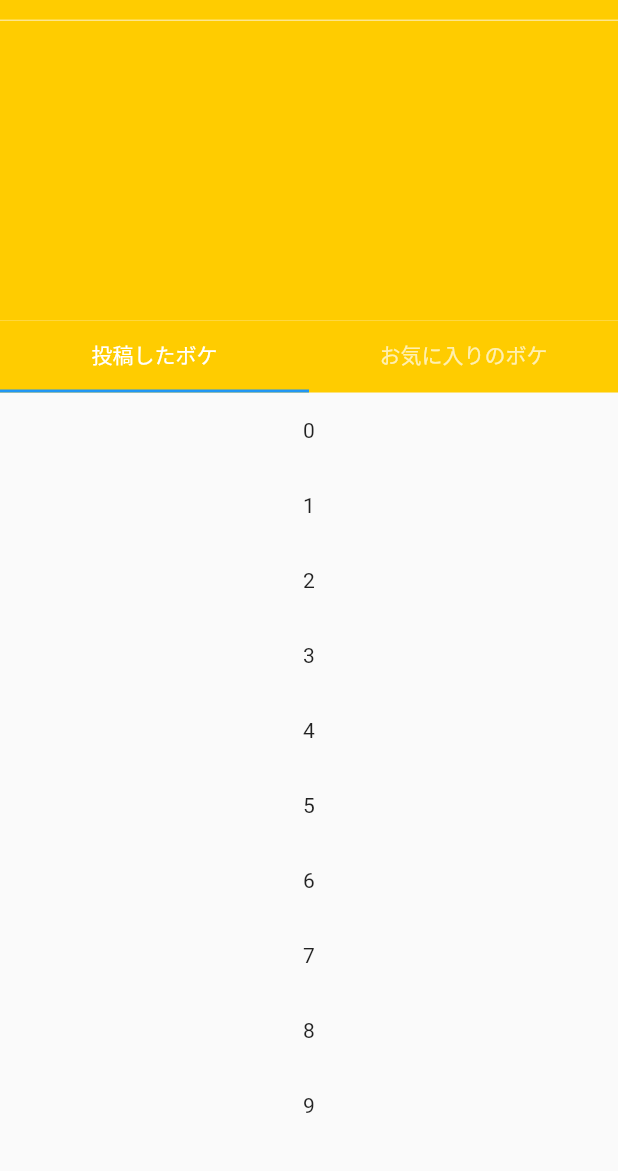
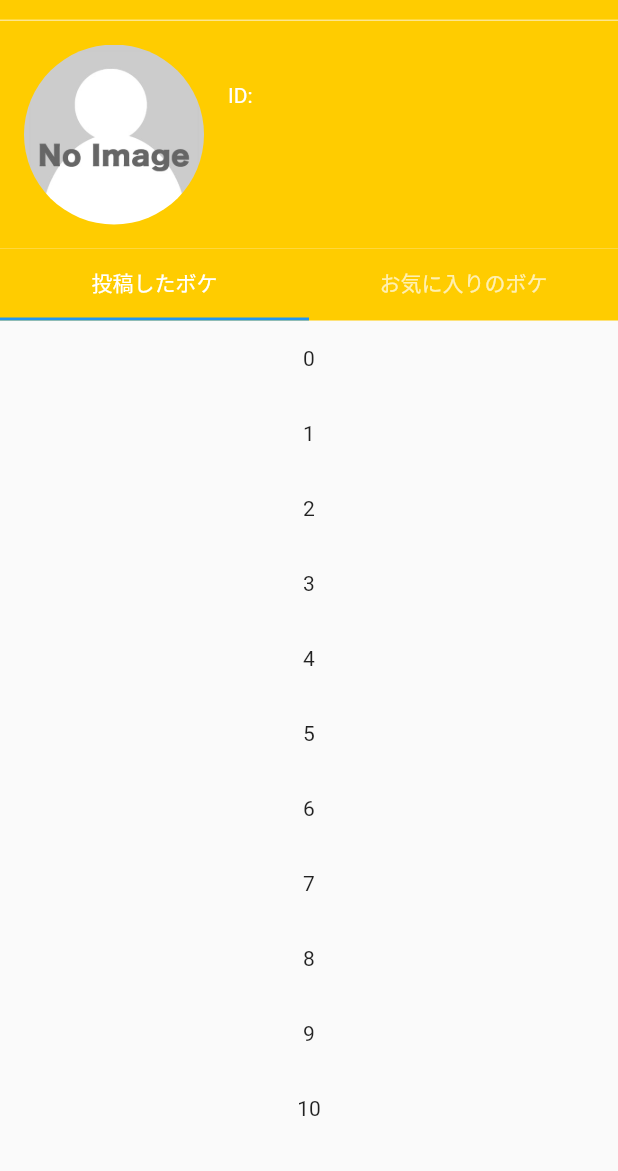
Before and after one commit to zwtin/oogiri_taizen, a Flutter app: the MyProfileView screen opened directly, on a phone screen of 412 x 824 dp, the part 65-1236 px from its top. Run offline on Flutter 3.47's test engine with Material 2 defaults, Android fonts, the phone set to English and light mode, and no system bars; our stand-ins replace cloud_firestore, firebase_auth, firebase_core, firebase_crashlytics, flutter_hooks, flutter_signin_button and 5 more; missing offline and left inert: ff_navigation_bar, sweetalert; accounts and stored records are empty.

Commit message:
MyProfileViewに自分の情報が表示されるように実装

```diff
--- a/lib/ui/my_profile/my_profile_view.dart
+++ b/lib/ui/my_profile/my_profile_view.dart
@@ -4,6 +4,8 @@ import 'package:hooks_riverpod/hooks_riverpod.dart';
 import 'package:oogiritaizen/data/provider/alert_notifier.dart';
 import 'package:oogiritaizen/data/provider/tab_1_navigator_notifier.dart';
 import 'package:oogiritaizen/ui/bottom_tab/bottom_tab_view_model.dart';
+import 'package:oogiritaizen/ui/edit_profile/edit_profile_view.dart';
+import 'package:oogiritaizen/ui/image_detail/image_detail_view.dart';
 import 'package:oogiritaizen/ui/my_profile/my_profile_view_model.dart';
 import 'package:oogiritaizen/ui/sign_in/sign_in_view.dart';
 import 'package:oogiritaizen/ui/sign_up/sign_up_view.dart';
@@ -220,7 +222,6 @@ class MyProfileView extends HookWidget {
               IconButton(
                 icon: const Icon(
                   Icons.menu,
-                  color: Colors.white,
                 ),
                 onPressed: () {
                   showModalBottomSheet<int>(
@@ -234,7 +235,16 @@ class MyProfileView extends HookWidget {
                             ListTile(
                               leading: const Icon(Icons.edit),
                               title: const Text('プロフィール編集'),
-                              onTap: () {},
+                              onTap: () {
+                                Navigator.of(_context).pop();
+                                Navigator.of(context).push(
+                                  MaterialPageRoute<EditProfileView>(
+                                    builder: (BuildContext context) {
+                                      return EditProfileView();
+                                    },
+                                  ),
+                                );
+                              },
                             ),
                             ListTile(
                               leading: const Icon(Icons.settings),
@@ -267,7 +277,94 @@ class MyProfileView extends HookWidget {
                   SliverToBoxAdapter(
                     child: Container(
                       color: const Color(0xFFFFCC00),
-                      height: 200,
+                      child: Padding(
+                        padding: const EdgeInsets.all(16),
+                        child: Row(
+                          crossAxisAlignment: CrossAxisAlignment.start,
+                          children: [
+                            InkWell(
+                              onTap: () {
+                                Navigator.of(context).push(
+                                  MaterialPageRoute<ImageDetailView>(
+                                    builder: (BuildContext context) {
+                                      return ImageDetailView();
+                                    },
+                                  ),
+                                );
+                              },
+                              child: Hero(
+                                tag: 'aaa',
+                                child: Container(
+                                  width: 120,
+                                  height: 120,
+                                  decoration: const BoxDecoration(
+                                    shape: BoxShape.circle,
+                                    image: DecorationImage(
+                                      fit: BoxFit.fill,
+                                      image: AssetImage(
+                                        'assets/images/no_user.jpg',
+                                      ),
+                                    ),
+                                  ),
+                                ),
+                              ),
+                            ),
+                            Container(
+                              width: 16,
+                            ),
+                            Expanded(
+                                child: Column(
+                              crossAxisAlignment: CrossAxisAlignment.start,
+                              children: [
+                                Text(
+                                  viewModel.user.name,
+                                  style: const TextStyle(
+                                    color: Colors.white,
+                                    fontWeight: FontWeight.bold,
+                                    fontSize: 22,
+                                  ),
+                                ),
+                                Row(
+                                  children: [
+                                    const Text(
+                                      'ID:',
+                                      style: TextStyle(
+                                        color: Colors.white,
+                                        fontSize: 14,
+                                      ),
+                                      textAlign: TextAlign.right,
+                                      overflow: TextOverflow.ellipsis,
+                                    ),
+                                    SizedBox(
+                                      width: 150,
+                                      child: Text(
+                                        viewModel.user.id,
+                                        style: const TextStyle(
+                                          color: Colors.white,
+                                          fontSize: 14,
+                                        ),
+                                        textAlign: TextAlign.right,
+                                        overflow: TextOverflow.ellipsis,
+                                      ),
+                                    ),
+                                  ],
+                                ),
+                                Container(
+                                  height: 16,
+                                ),
+                                Text(
+                                  viewModel.user.introduction,
+                                  style: const TextStyle(
+                                    color: Colors.white,
+                                    fontWeight: FontWeight.bold,
+                                    fontSize: 16,
+                                  ),
+                                ),
+                              ],
+                            )),
+                          ],
+                        ),
+                      ),
                     ),
                   ),
                   const SliverAppBar(
--- a/pubspec.yaml
+++ b/pubspec.yaml
@@ -64,6 +64,7 @@ dependencies:
   sweetalert: ^0.0.1
   flutter_signin_button: ^1.1.0
   package_info: ^0.4.3+2
+  photo_view: ^0.10.3
 
 dev_dependencies:
   flutter_test:
```
Also changed, not shown: lib/ui/answer_list/answer_list_view.dart (+8 -0 lines), lib/ui/edit_profile/edit_profile_view.dart (added, +119 -0 lines), lib/ui/image_detail/image_detail_view.dart (added, +37 -0 lines), pubspec.lock, 1 other file.
